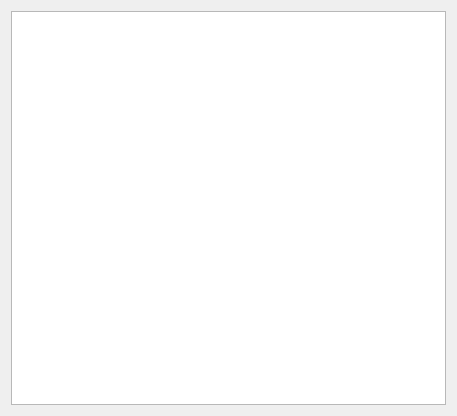
Before: the Qt Designer form qtgui/stlmodelView.ui in molybd/Model2SAS, drawn with Qt 5.
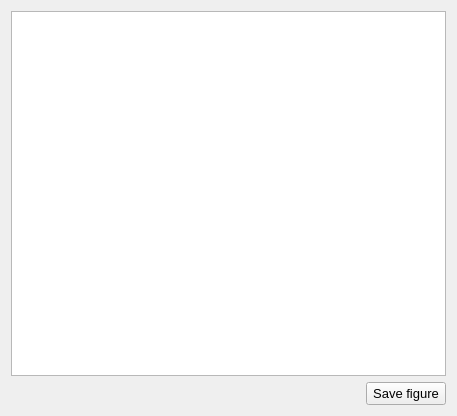
After: the same form once the commit is applied.

Commit message: add function: save figure for each plot

The edit to the form file:
```diff
--- a/qtgui/stlmodelView.ui
+++ b/qtgui/stlmodelView.ui
@@ -19,10 +19,30 @@
   <property name="windowTitle">
    <string>stl model view</string>
   </property>
-  <layout class="QVBoxLayout" name="verticalLayout">
-   <item>
+  <layout class="QGridLayout" name="gridLayout">
+   <item row="0" column="0" colspan="2">
     <widget class="QGraphicsView" name="graphicsView"/>
    </item>
+   <item row="1" column="0">
+    <spacer name="horizontalSpacer">
+     <property name="orientation">
+      <enum>Qt::Horizontal</enum>
+     </property>
+     <property name="sizeHint" stdset="0">
+      <size>
+       <width>355</width>
+       <height>20</height>
+      </size>
+     </property>
+    </spacer>
+   </item>
+   <item row="1" column="1">
+    <widget class="QPushButton" name="pushButton_saveFigure">
+     <property name="text">
+      <string>Save figure</string>
+     </property>
+    </widget>
+   </item>
   </layout>
  </widget>
  <resources/>
```
The commit also changes 8 other files.
